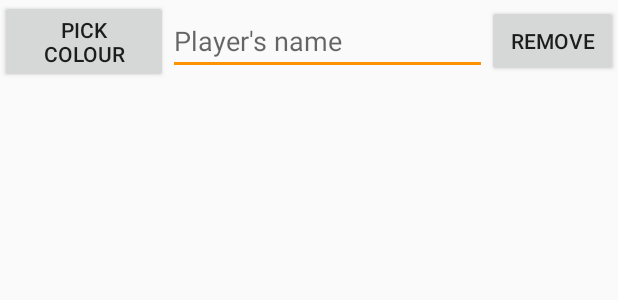
After one commit to olliechick/scumgraph, an Android app: the layout create_player_removable_item.xml on its own in the app's theme, with its tools: preview values and no code run, on a phone screen of 412 x 824 dp. The commit adds this screen. Shown: the top 300 px of the screen. Run offline under Robolectric (Android 15) with nearby library versions, the phone set to English and light mode, and no system bars.

Commit message:
Add support for adding players mid-game
#11

```diff
--- a/app/src/main/java/nz/co/olliechick/scumgraph/CreatePlayerListAdapter.kt
+++ b/app/src/main/java/nz/co/olliechick/scumgraph/CreatePlayerListAdapter.kt
@@ -37,7 +37,7 @@ class CreatePlayerListAdapter(
     }
 
     override fun getItemViewType(position: Int) =
-        if (position == players.size) R.layout.add_player_button else R.layout.create_player_item
+        if (position == players.size) R.layout.add_player_button else R.layout.create_player_removable_item
 
     // Create new views (invoked by the layout manager)
     override fun onCreateViewHolder(
--- a/app/src/main/java/nz/co/olliechick/scumgraph/GamePlayerListAdapter.kt
+++ b/app/src/main/java/nz/co/olliechick/scumgraph/GamePlayerListAdapter.kt
@@ -17,7 +17,7 @@ import nz.co.olliechick.scumgraph.util.ScumHelpers.Companion.generateTitle
 import java.util.*
 
 class GamePlayerListAdapter(
-    private val numberOfMiddlemen: Int,
+    var numberOfMiddlemen: Int,
     private val players: ArrayList<Player>,
     private val dragStartListener: OnStartDragListener,
     private val context: Context,
--- /dev/null
+++ b/app/src/main/res/layout/create_player_removable_item.xml
@@ -0,0 +1,34 @@
+<?xml version="1.0" encoding="utf-8"?>
+<LinearLayout xmlns:android="http://schemas.android.com/apk/res/android"
+    xmlns:tools="http://schemas.android.com/tools"
+    android:layout_width="match_parent"
+    android:layout_height="wrap_content">
+
+    <Button
+        android:id="@+id/pickColourButton"
+        android:layout_width="wrap_content"
+        android:layout_height="wrap_content"
+        android:layout_gravity="center_vertical"
+        android:layout_weight="1"
+        android:text="@string/pick_colour" />
+
+    <EditText
+        android:id="@+id/playerName"
+        android:layout_width="wrap_content"
+        android:layout_height="wrap_content"
+        android:layout_gravity="center_vertical"
+        android:layout_weight="1"
+        android:autofillHints="name"
+        android:ems="10"
+        android:hint="@string/players_name"
+        android:inputType="textPersonName"
+        tools:ignore="UnusedAttribute" />
+
+    <Button
+        android:id="@+id/removeButton"
+        android:layout_width="wrap_content"
+        android:layout_height="wrap_content"
+        android:layout_gravity="center_vertical"
+        android:layout_weight="1"
+        android:text="@string/remove" />
+</LinearLayout>
--- a/app/src/main/res/values/strings.xml
+++ b/app/src/main/res/values/strings.xml
@@ -37,4 +37,5 @@
     <string name="test">test</string>
     <string name="remove_player">Remove player</string>
     <string name="move_player">Move player</string>
+    <string name="add_new_player">Add new player</string>
 </resources>
```
Also changed, not shown: app/src/main/java/nz/co/olliechick/scumgraph/GameActivity.kt (+83 -3 lines), app/src/main/java/nz/co/olliechick/scumgraph/util/ChartPlayerHistory.kt (+7 -1 lines), app/src/main/java/nz/co/olliechick/scumgraph/util/ScumHelpers.kt (+24 -1 lines), app/src/main/res/layout/activity_game.xml (+12 -1 lines), app/src/main/res/layout/create_player_item.xml (+24 -10 lines).
